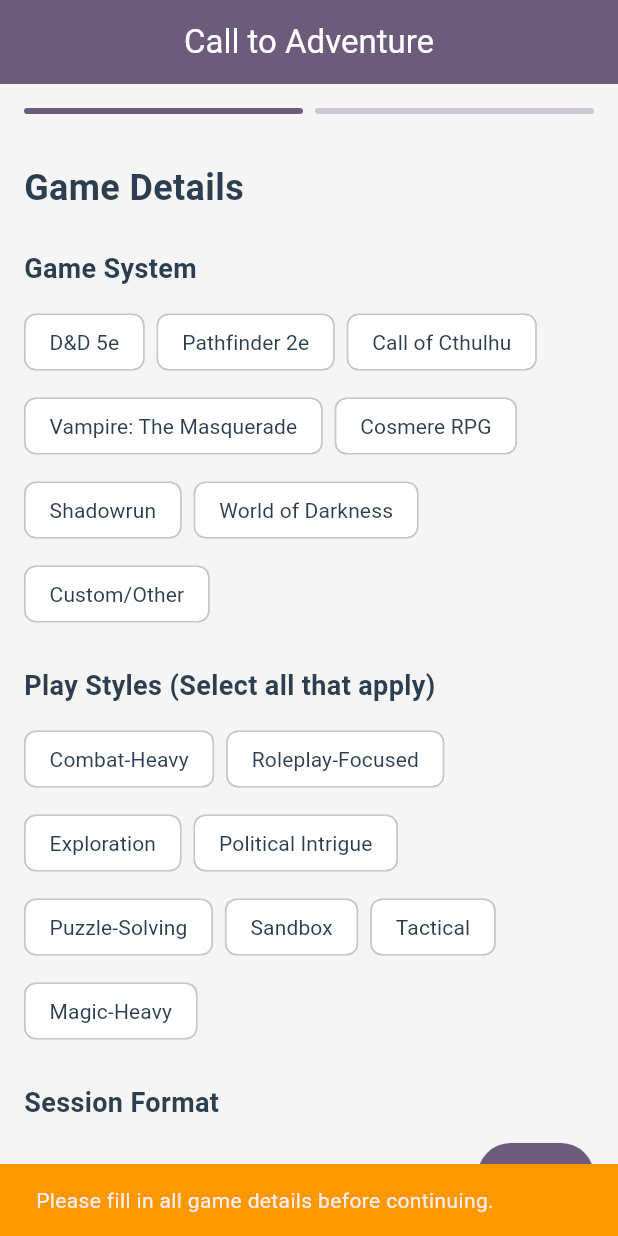
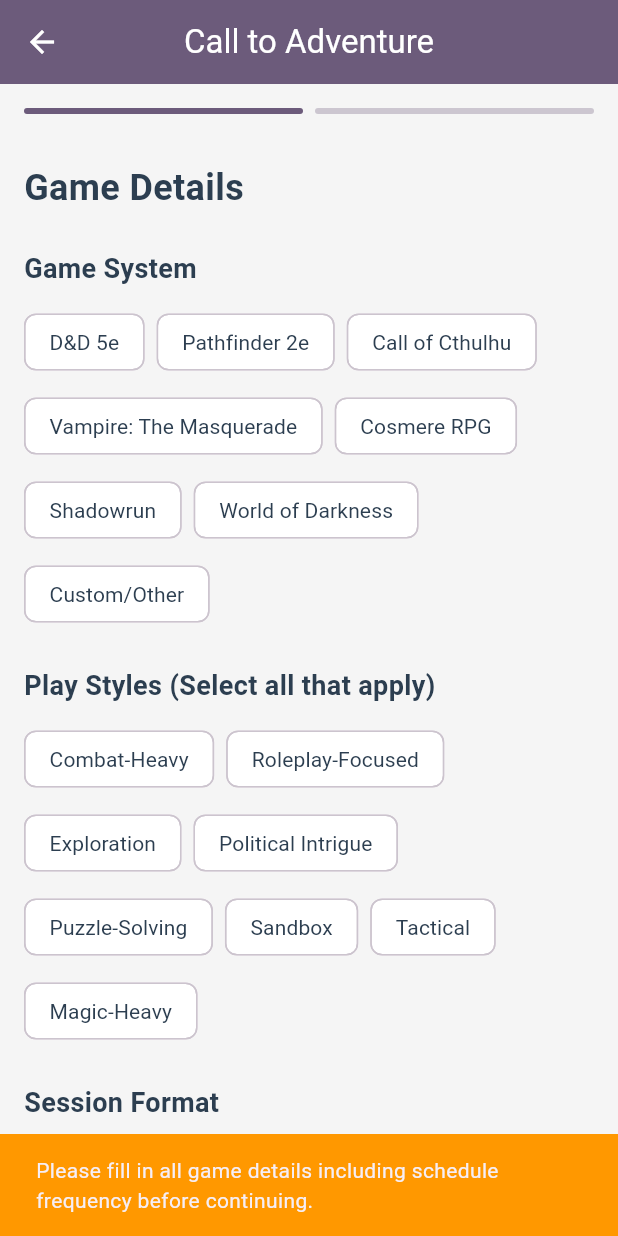
Before and after one commit to dslunde/CritChat, a Flutter app: the CreateLfgPostPage screen opened directly, after a tap on "Next", on a phone screen of 412 x 824 dp. Run offline on Flutter 3.47's test engine with Material 3 defaults, Android fonts, the phone set to English and light mode, and no system bars; our stand-ins replace cloud_firestore, equatable, firebase_auth, firebase_core, firebase_database, flutter_bloc and 3 more; missing offline and left inert: dart_openai; accounts and stored records are empty; network calls fail.

Commit message:
Minor UI adjustment

```diff
--- a/lib/features/lfg/presentation/pages/create_lfg_post_page.dart
+++ b/lib/features/lfg/presentation/pages/create_lfg_post_page.dart
@@ -25,6 +25,10 @@ class _CreateLfgPostPageState extends State<CreateLfgPostPage> {
   String _schedulePreference = '';
   String _campaignLength = '';
   final TextEditingController _callToAdventureController = TextEditingController();
+
+  // Schedule input fields
+  final TextEditingController _scheduleNumberController = TextEditingController();
+  String _scheduleUnit = 'week';
 
   // Pre-defined options
   final List<String> _gameSystems = [
@@ -56,11 +60,11 @@ class _CreateLfgPostPageState extends State<CreateLfgPostPage> {
     'Hybrid',
   ];
 
-  final List<String> _scheduleOptions = [
-    '1/week',
-    '2/week',
-    '2/month',
-    '1/month',
+  final List<String> _scheduleUnits = [
+    'day',
+    'week',
+    'month',
+    'year',
   ];
 
   final List<String> _campaignLengths = [
@@ -73,6 +77,7 @@ class _CreateLfgPostPageState extends State<CreateLfgPostPage> {
   @override
   void dispose() {
     _callToAdventureController.dispose();
+    _scheduleNumberController.dispose();
     _pageController.dispose();
     super.dispose();
   }
@@ -84,6 +89,7 @@ class _CreateLfgPostPageState extends State<CreateLfgPostPage> {
       appBar: AppBar(
         backgroundColor: AppColors.primaryColor,
         foregroundColor: Colors.white,
+        iconTheme: const IconThemeData(color: Colors.white),
         title: const Text('Call to Adventure'),
         centerTitle: true,
       ),
@@ -233,12 +239,7 @@ class _CreateLfgPostPageState extends State<CreateLfgPostPage> {
           // Schedule
           _buildSection(
             'Schedule Preference',
-            _buildChipSelector(
-              _scheduleOptions,
-              _schedulePreference,
-              (value) => setState(() => _schedulePreference = value),
-              singleSelect: true,
-            ),
+            _buildScheduleInput(),
           ),
 
           // Campaign Length
@@ -357,6 +358,94 @@ class _CreateLfgPostPageState extends State<CreateLfgPostPage> {
     );
   }
 
+  Widget _buildScheduleInput() {
+    return Row(
+      children: [
+        // Number input
+        Expanded(
+          flex: 2,
+          child: TextField(
+            controller: _scheduleNumberController,
+            keyboardType: TextInputType.number,
+            decoration: InputDecoration(
+              hintText: 'e.g. 1',
+              hintStyle: TextStyle(
+                color: AppColors.textSecondary.withOpacity(0.7),
+              ),
+              border: OutlineInputBorder(
+                borderRadius: BorderRadius.circular(8),
+                borderSide: const BorderSide(color: AppColors.textSecondary),
+              ),
+              focusedBorder: OutlineInputBorder(
+                borderRadius: BorderRadius.circular(8),
+                borderSide: const BorderSide(color: AppColors.primaryColor),
+              ),
+              filled: true,
+              fillColor: AppColors.cardBackground,
+              contentPadding: const EdgeInsets.symmetric(horizontal: 12, vertical: 16),
+            ),
+            style: const TextStyle(color: AppColors.textPrimary),
+            onChanged: (value) {
+              _updateSchedulePreference();
+            },
+          ),
+        ),
+        const SizedBox(width: 12),
+        // Unit dropdown
+        Expanded(
+          flex: 3,
+          child: Container(
+            decoration: BoxDecoration(
+              border: Border.all(color: AppColors.textSecondary),
+              borderRadius: BorderRadius.circular(8),
+              color: AppColors.cardBackground,
+            ),
+            padding: const EdgeInsets.symmetric(horizontal: 12),
+            child: DropdownButtonHideUnderline(
+              child: DropdownButton<String>(
+                value: _scheduleUnit,
+                isExpanded: true,
+                dropdownColor: AppColors.cardBackground,
+                style: const TextStyle(color: AppColors.textPrimary),
+                icon: const Icon(Icons.arrow_drop_down, color: AppColors.textSecondary),
+                items: _scheduleUnits.map((String unit) {
+                  return DropdownMenuItem<String>(
+                    value: unit,
+                    child: Text(
+                      unit,
+                      style: const TextStyle(color: AppColors.textPrimary),
+                    ),
+                  );
+                }).toList(),
+                onChanged: (String? newValue) {
+                  if (newValue != null) {
+                    setState(() {
+                      _scheduleUnit = newValue;
+                      _updateSchedulePreference();
+                    });
+                  }
+                },
+              ),
+            ),
+          ),
+        ),
+      ],
+    );
+  }
+
+  void _updateSchedulePreference() {
+    final number = _scheduleNumberController.text.trim();
+    if (number.isNotEmpty) {
+      setState(() {
+        _schedulePreference = '$number/$_scheduleUnit';
+      });
+    } else {
+      setState(() {
+        _schedulePreference = '';
+      });
+    }
+  }
+
   void _nextPage() {
     if (_isCurrentPageValid()) {
       _pageController.nextPage(
@@ -380,7 +469,7 @@ class _CreateLfgPostPageState extends State<CreateLfgPostPage> {
       return _gameSystem.isNotEmpty &&
              _playStyles.isNotEmpty &&
              _sessionFormat.isNotEmpty &&
-             _schedulePreference.isNotEmpty &&
+             _scheduleNumberController.text.trim().isNotEmpty &&
              _campaignLength.isNotEmpty;
     } else if (_currentPage == 1) {
       return _callToAdventureController.text.trim().isNotEmpty;
@@ -391,7 +480,7 @@ class _CreateLfgPostPageState extends State<CreateLfgPostPage> {
   void _showValidationError() {
     String message = '';
     if (_currentPage == 0) {
-      message = 'Please fill in all game details before continuing.';
+      message = 'Please fill in all game details including schedule frequency before continuing.';
     } else if (_currentPage == 1) {
       message = 'Please write your Call to Adventure before creating the post.';
     }
@@ -409,6 +498,9 @@ class _CreateLfgPostPageState extends State<CreateLfgPostPage> {
       _showValidationError();
       return;
     }
+
+    // Ensure schedule preference is set from current input
+    _updateSchedulePreference();
 
     final authState = context.read<AuthBloc>().state;
     if (authState is AuthAuthenticated) {
```
